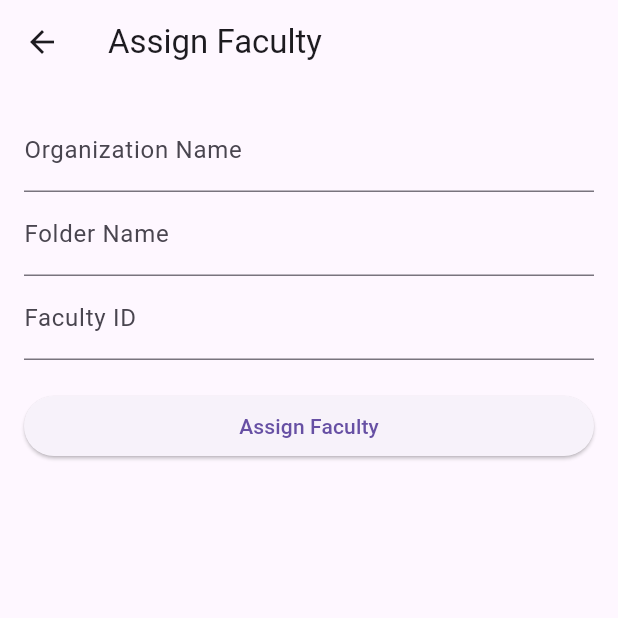
After one commit to Aniudupa15/TrackIn, a Flutter app: the AssignFacultyPage screen opened directly, after a tap on "Assign Faculty", on a phone screen of 412 x 824 dp, the top half of it. The commit adds this screen. Run offline on Flutter 3.47's test engine with Material 3 defaults, Android fonts, the phone set to English and light mode, and no system bars; our stand-ins replace cloud_firestore, file_picker, firebase_auth, firebase_core, google_fonts, google_sign_in and 1 more; accounts and stored records are empty; network calls fail.

Commit message:
feat: added assignment page for organization

```diff
--- /dev/null
+++ b/lib/organization/assign_faculty.dart
@@ -0,0 +1,57 @@
+import 'package:flutter/material.dart';
+import 'package:http/http.dart' as http;
+
+class AssignFacultyPage extends StatelessWidget {
+  final TextEditingController orgNameController = TextEditingController();
+  final TextEditingController folderNameController = TextEditingController();
+  final TextEditingController facultyIdController = TextEditingController();
+
+  // Function to send POST request to assign faculty
+  Future<void> _assignFaculty(BuildContext context) async {
+    var response = await http.post(
+      Uri.parse('http://localhost:8000/assign_faculty/'),
+      body: {
+        'org_name': orgNameController.text,
+        'folder_name': folderNameController.text,
+        'faculty_id': facultyIdController.text,
+      },
+    );
+    if (response.statusCode == 200) {
+      ScaffoldMessenger.of(context).showSnackBar(SnackBar(content: Text("Faculty assigned successfully")));
+    } else {
+      ScaffoldMessenger.of(context).showSnackBar(SnackBar(content: Text("Failed to assign faculty")));
+    }
+  }
+
+  @override
+  Widget build(BuildContext context) {
+    return Scaffold(
+      appBar: AppBar(title: Text('Assign Faculty')),
+      body: Padding(
+        padding: const EdgeInsets.all(16.0),
+        child: Column(
+          crossAxisAlignment: CrossAxisAlignment.stretch,
+          children: [
+            TextField(
+              controller: orgNameController,
+              decoration: InputDecoration(labelText: 'Organization Name'),
+            ),
+            TextField(
+              controller: folderNameController,
+              decoration: InputDecoration(labelText: 'Folder Name'),
+            ),
+            TextField(
+              controller: facultyIdController,
+              decoration: InputDecoration(labelText: 'Faculty ID'),
+            ),
+            SizedBox(height: 20),
+            ElevatedButton(
+              onPressed: () => _assignFaculty(context),
+              child: Text('Assign Faculty'),
+            ),
+          ],
+        ),
+      ),
+    );
+  }
+}
--- a/lib/organization/schedule_page.dart
+++ /dev/null
@@ -1,15 +0,0 @@
-import 'package:flutter/cupertino.dart';
-
-class SchedulePage extends StatefulWidget {
-  const SchedulePage({super.key});
-
-  @override
-  State<SchedulePage> createState() => _SchedulePageState();
-}
-
-class _SchedulePageState extends State<SchedulePage> {
-  @override
-  Widget build(BuildContext context) {
-    return const Placeholder();
-  }
-}
```
Also changed, not shown: lib/organization/add_student_faculty_page.dart (line endings or trailing spaces).
